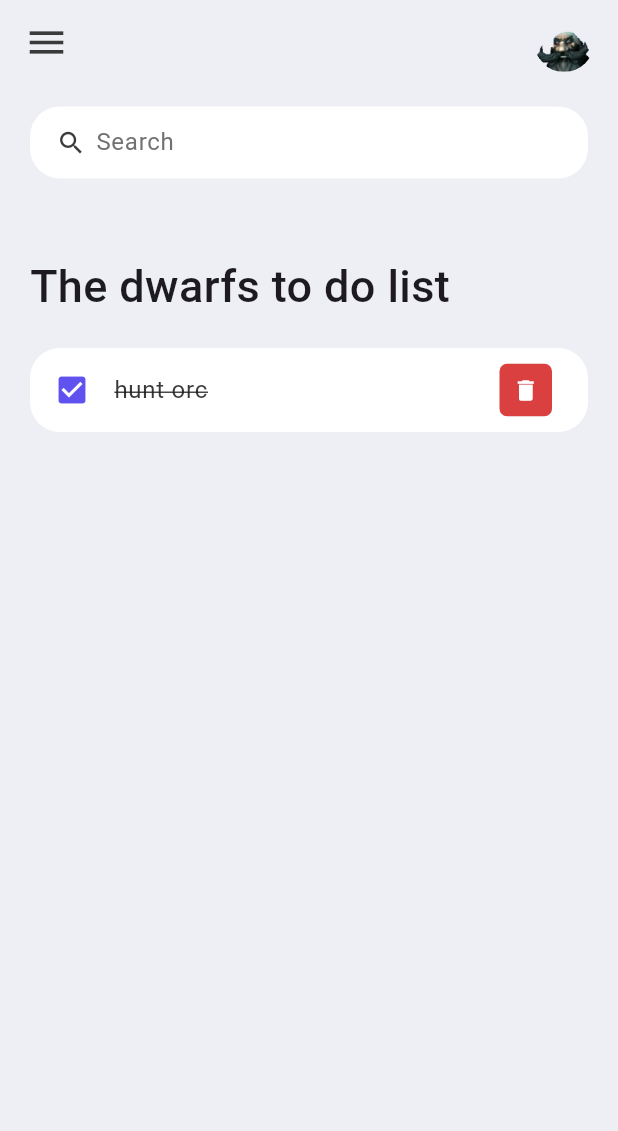
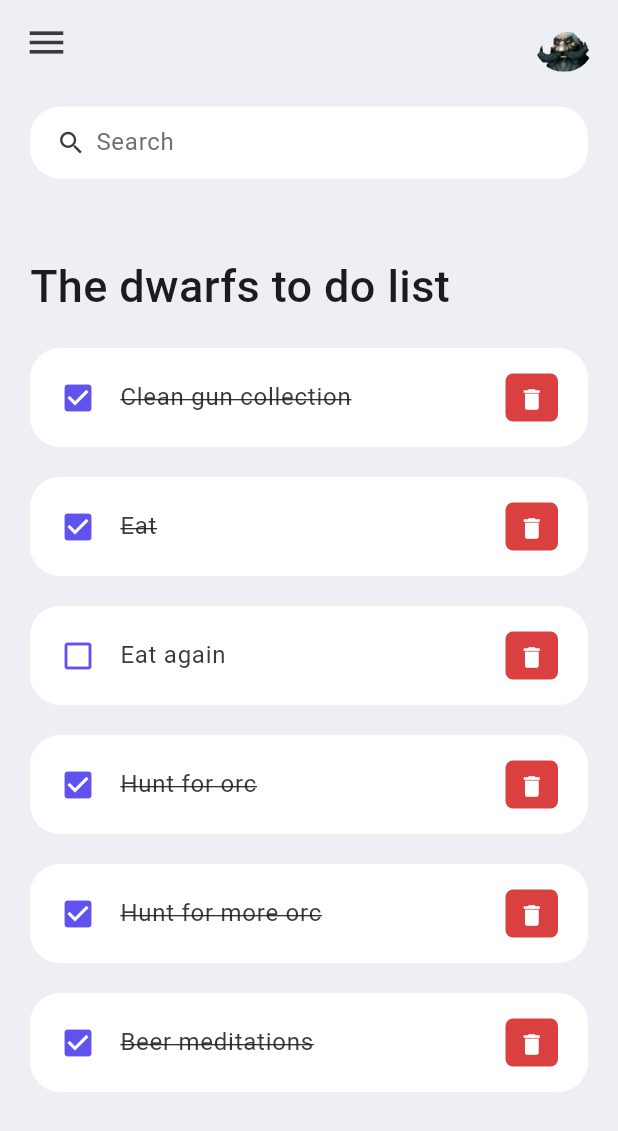
Before and after one commit to myemfar/Flutter_todo, a Flutter app: the screen it shows after launch, on a phone screen of 412 x 824 dp. Shown: the top 1131 px of the screen. Run offline on Flutter 3.47's test engine with Material 3 defaults, Android fonts, the phone set to English and light mode, and no system bars.

Commit message:
added dummy data and todo list loops

```diff
--- /dev/null
+++ b/todo_app/lib/model/todo.dart
@@ -0,0 +1,22 @@
+class ToDo {
+  String? id;
+  String? todoText;
+  bool isDone;
+
+  ToDo({
+    required this.id,
+    required this.todoText,
+    this.isDone = false,
+  });
+
+  static List<ToDo> todoList() {
+    return [
+      ToDo(id: '01', todoText: 'Clean gun collection', isDone: true),
+      ToDo(id: '02', todoText: 'Eat', isDone: true),
+      ToDo(id: '03', todoText: 'Eat again', ),
+      ToDo(id: '04', todoText: 'Hunt for orc', isDone: true),
+      ToDo(id: '05', todoText: 'Hunt for more orc', isDone: true),
+      ToDo(id: '06', todoText: 'Beer meditations', isDone: true),
+    ];
+  }
+}
--- a/todo_app/lib/screens/home.dart
+++ b/todo_app/lib/screens/home.dart
@@ -1,9 +1,11 @@
 import 'package:flutter/material.dart';
+import '../model/todo.dart';
 import '../constants/colors.dart';
 import '../widgets/todo_item.dart';
 
 class Home extends StatelessWidget {
-  const Home({Key? key}) : super(key: key);
+  Home({Key? key}) : super(key: key);
+  final todosList = ToDo.todoList();
 
   @override
   Widget build(BuildContext context) {
@@ -34,7 +36,8 @@ class Home extends StatelessWidget {
                     ),
                   ),
                 ),
-                ToDoItem()
+                for( ToDo todoo in todosList)
+                  ToDoItem(todo: todoo,),
               ],
             ),),
           ],
--- a/todo_app/lib/widgets/todo_item.dart
+++ b/todo_app/lib/widgets/todo_item.dart
@@ -1,31 +1,38 @@
 import 'package:flutter/material.dart';
 import 'package:todo_app/constants/colors.dart';
-
+import '../model/todo.dart';
 class ToDoItem extends StatelessWidget {
-  const ToDoItem({Key? key}) : super(key: key);
+  final ToDo todo;
+  const ToDoItem({Key? key, required this.todo}) : super(key: key);
 
   @override
   Widget build(BuildContext context) {
     return Container(
+      margin: EdgeInsets.only(bottom: 20),
       child: ListTile(
-        onTap: () {},
+        onTap: () {
+          print('clicked on todo item');
+        },
         shape: RoundedRectangleBorder(
           borderRadius: BorderRadius.circular(20),
         ),
+        contentPadding: EdgeInsets.symmetric(horizontal: 20, vertical: 5),
         tileColor: Colors.white,
         leading: Icon(
-          Icons.check_box,
+          todo.isDone ? Icons.check_box : Icons.check_box_outline_blank,
           color: tdBlue,
         ),
         title: Text(
-          'hunt orc',
+          todo.todoText!,
           style:TextStyle(
             fontSize: 16,
             color: tdBlack,
-            decoration: TextDecoration.lineThrough,
+            decoration: todo.isDone? TextDecoration.lineThrough : null,
             ),
             ),
           trailing: Container(
+            padding: EdgeInsets.all(0),
+            margin: EdgeInsets.symmetric(vertical: 12),
             height: 35,
             width: 35,
             decoration: BoxDecoration(
@@ -36,7 +43,9 @@ class ToDoItem extends StatelessWidget {
               color: Colors.white,
               iconSize: 18,
               icon: Icon(Icons.delete),
-              onPressed: () {},
+              onPressed: () {
+                print('clicked on delete');
+              },
             ),
           ),
       ),
```
